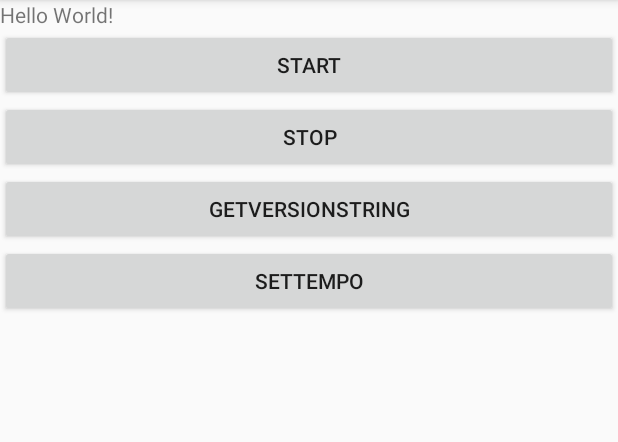
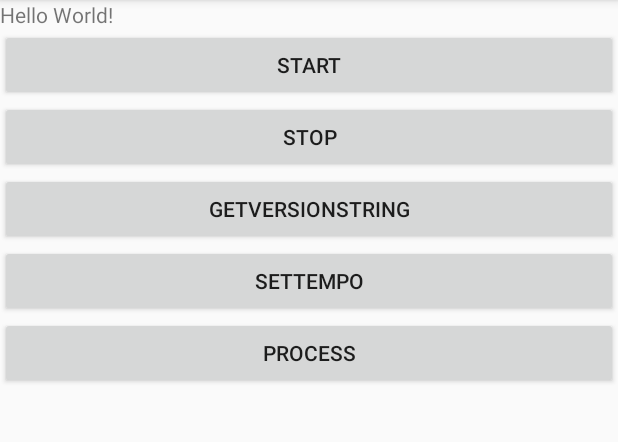
Before and after one commit to McoyJiang/Mp3Converter, an Android app: the screen it shows after launch (MainActivity), on a phone screen of 412 x 824 dp, the part 84-526 px from its top. Run offline under Robolectric (Android 15) with nearby library versions, the phone set to English and light mode, and no system bars.

Commit message:
add sound process method in MainActivity

```diff
--- a/app/src/main/res/layout/activity_main.xml
+++ b/app/src/main/res/layout/activity_main.xml
@@ -41,4 +41,11 @@
         android:layout_width="match_parent"
         android:layout_height="wrap_content" />
 
+    <Button
+        android:id="@+id/process"
+        android:text="process"
+        android:onClick="process"
+        android:layout_width="match_parent"
+        android:layout_height="wrap_content" />
+
 </LinearLayout>
```
Also changed, not shown: app/src/main/java/com/example/danny_jiang/mp3converter/MainActivity.java (+80 -0 lines), 23 other files.
